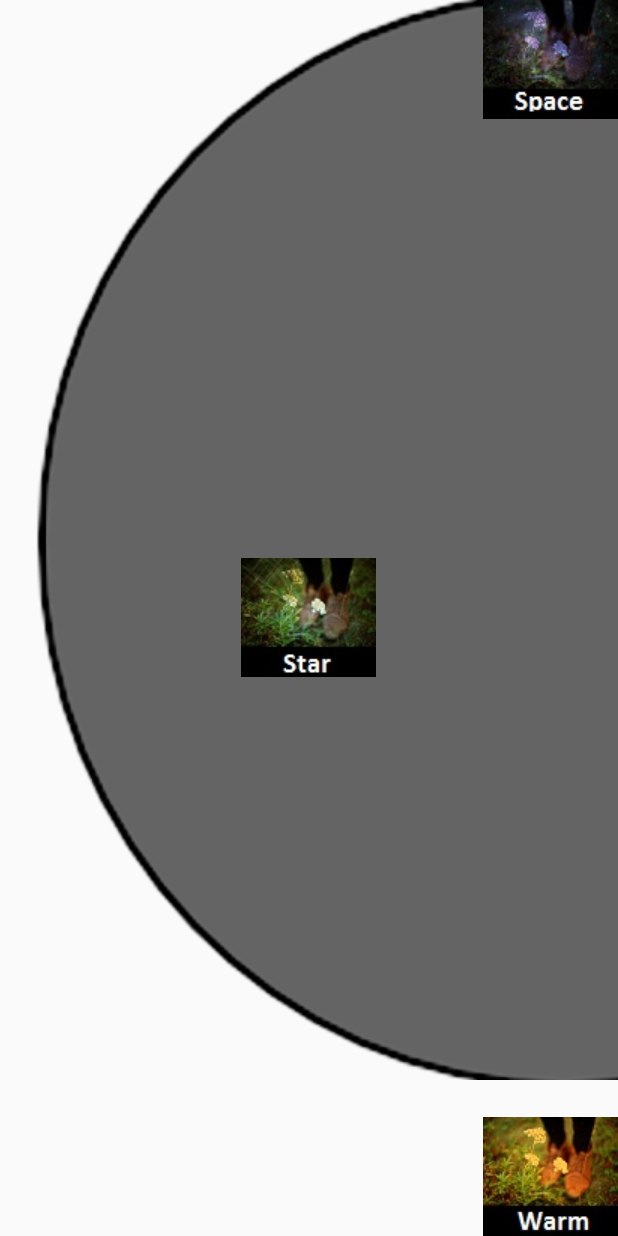
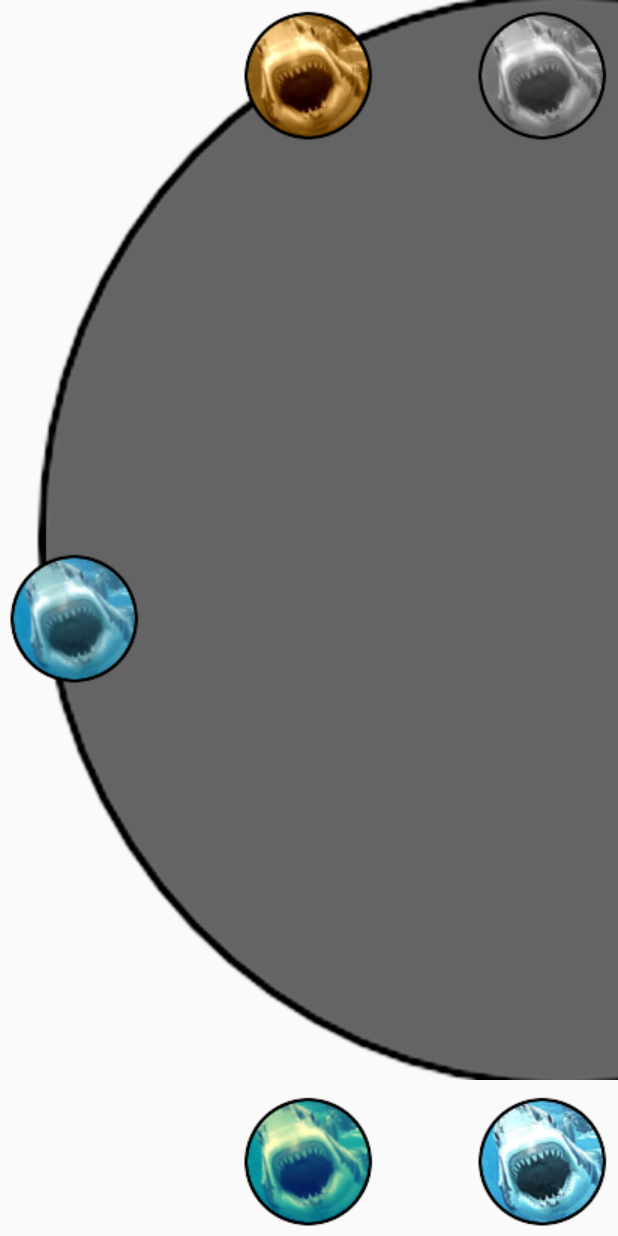
Before and after one commit to bradguner/flex-menus, an Android app: the layout fragment_menu.xml on its own in the app's theme, with its tools: preview values and no code run, on a phone screen of 412 x 824 dp. Run offline under Robolectric (Android 15) with nearby library versions, the phone set to English and light mode, and no system bars.

Commit message:
updated UI buttons

```diff
--- a/Menus/app/src/main/AndroidManifest.xml
+++ b/Menus/app/src/main/AndroidManifest.xml
@@ -7,6 +7,7 @@
         android:icon="@mipmap/ic_launcher"
         android:label="@string/app_name"
         android:supportsRtl="true"
+        android:largeHeap="true"
         android:theme="@style/AppTheme">
         <activity android:name=".MainActivity" android:screenOrientation="landscape">
 
--- a/Menus/app/src/main/res/layout/fragment_menu.xml
+++ b/Menus/app/src/main/res/layout/fragment_menu.xml
@@ -18,25 +18,41 @@
     <ImageButton
         android:layout_width="wrap_content"
         android:layout_height="wrap_content"
-        android:id="@+id/starFilterPrev"
-        android:layout_gravity="center"
-        android:background="@drawable/star_photo_prev"
-        android:onClick="changeBackgroundStar"/>
+        android:id="@+id/filterBlackWhite"
+        android:layout_gravity="right|top"
+        android:background="@drawable/button_blackwhite"
+        android:onClick="changeBgBlackWhite"/>
 
     <ImageButton
         android:layout_width="wrap_content"
         android:layout_height="wrap_content"
-        android:id="@+id/spaceFilterPrev"
-        android:layout_gravity="right|top"
-        android:background="@drawable/space_photo_prev"
-        android:onClick="changeBackgroundSpace"/>
+        android:id="@+id/filterNormal"
+        android:layout_gravity="left|center_vertical"
+        android:background="@drawable/button_normal"
+        android:onClick="changeBgNormal"/>
 
     <ImageButton
         android:layout_width="wrap_content"
         android:layout_height="wrap_content"
-        android:id="@+id/tempFilterPrev"
+        android:id="@+id/filterSepia"
+        android:layout_gravity="center_horizontal|top"
+        android:background="@drawable/button_sepia"
+        android:onClick="changeBgSepia"/>
+
+    <ImageButton
+        android:layout_width="wrap_content"
+        android:layout_height="wrap_content"
+        android:id="@+id/filterVintage"
+        android:layout_gravity="center_horizontal|bottom"
+        android:background="@drawable/button_vintage"
+        android:onClick="changeBgVintage"/>
+
+    <ImageButton
+        android:layout_width="wrap_content"
+        android:layout_height="wrap_content"
+        android:id="@+id/filterHarsh"
         android:layout_gravity="right|bottom"
-        android:background="@drawable/temperature_photo_prev"
-        android:onClick="changeBackgroundTemperature"/>
+        android:background="@drawable/button_harsh"
+        android:onClick="changeBgHarsh"/>
 
 </FrameLayout>
```
Also changed, not shown: Menus/app/src/main/java/com/flex/menus/MainActivity.java (+11 -11 lines), Menus/app/src/main/res/layout/fragment_main_menu.xml (+17 -13 lines).
